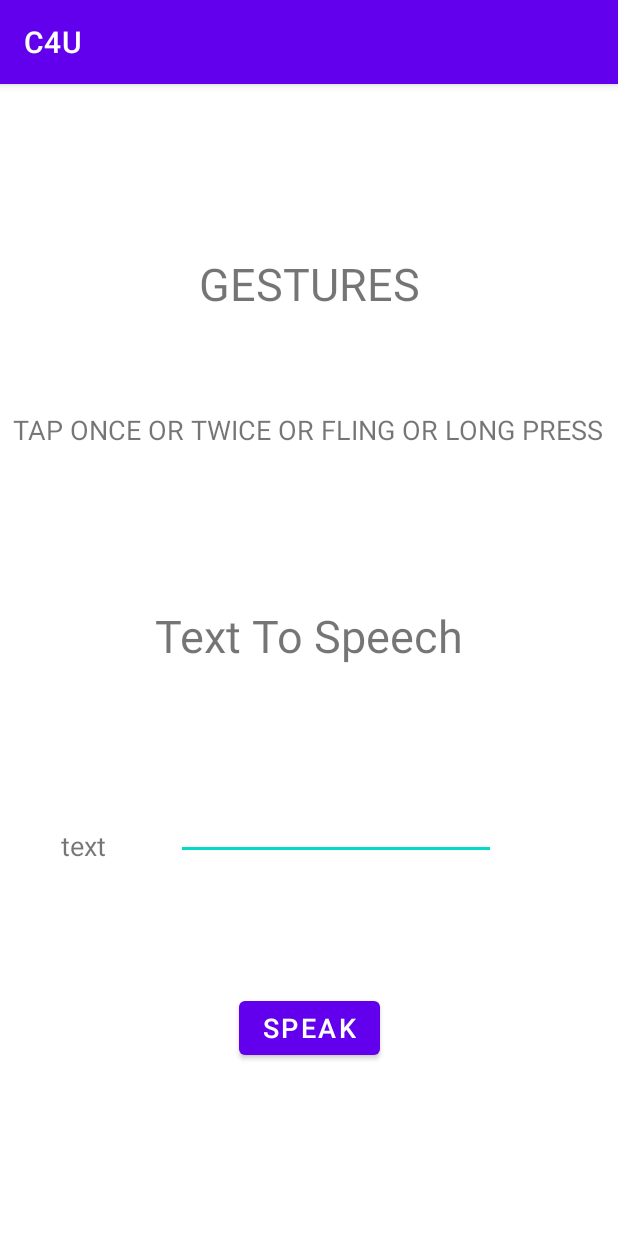
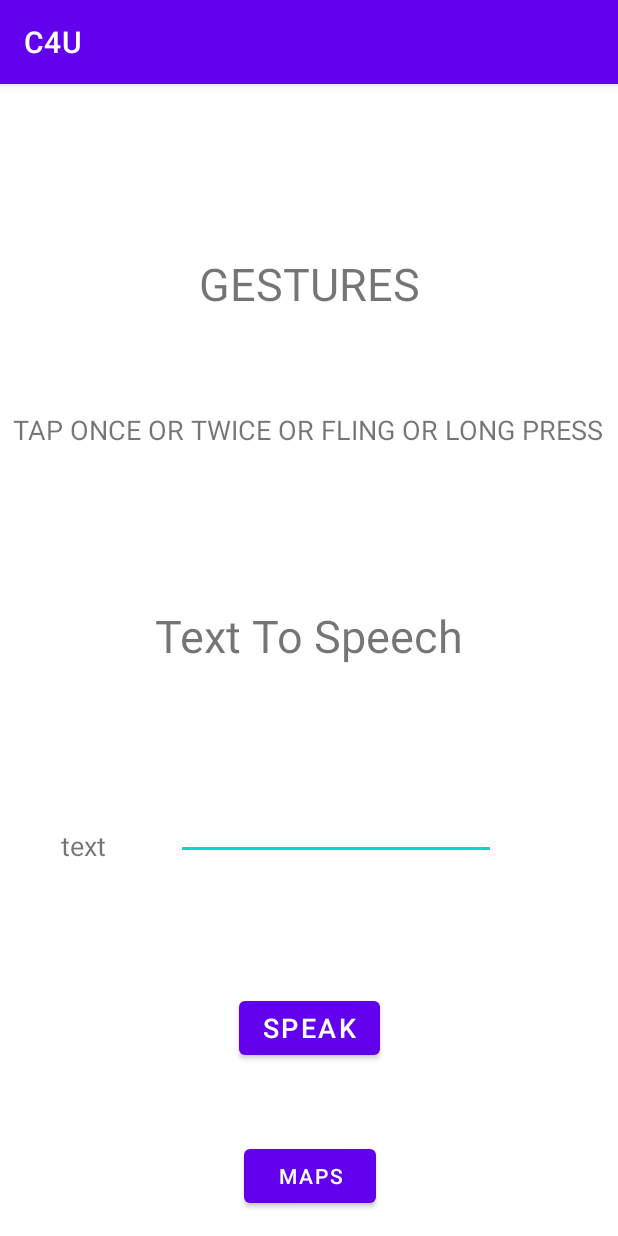
Before and after one commit to hamzatamry/C4U, an Android app: the screen it shows after launch (MainActivity), on a phone screen of 412 x 824 dp. Run offline under Robolectric (Android 15) with nearby library versions, the phone set to English and light mode, and no system bars.

Commit message:
google maps api added

```diff
--- a/app/build.gradle
+++ b/app/build.gradle
@@ -31,8 +31,10 @@ android {
 dependencies {
 
     implementation 'androidx.appcompat:appcompat:1.2.0'
+    implementation 'com.karumi:dexter:6.2.2'
     implementation 'com.google.android.material:material:1.3.0'
     implementation 'androidx.constraintlayout:constraintlayout:2.0.4'
+    implementation 'com.google.android.gms:play-services-maps:17.0.0'
     testImplementation 'junit:junit:4.+'
     androidTestImplementation 'androidx.test.ext:junit:1.1.2'
     androidTestImplementation 'androidx.test.espresso:espresso-core:3.3.0'
--- a/app/src/main/java/com/example/c4u/MainActivity.java
+++ b/app/src/main/java/com/example/c4u/MainActivity.java
@@ -3,6 +3,7 @@ package com.example.c4u;
 import androidx.appcompat.app.AppCompatActivity;
 import androidx.core.view.GestureDetectorCompat;
 
+import android.content.Intent;
 import android.media.midi.MidiDeviceService;
 import android.os.Bundle;
 import android.speech.tts.TextToSpeech;
@@ -20,7 +21,7 @@ public class MainActivity extends AppCompatActivity {
     GestureDetectorCompat gesturesDetector;
     TextToSpeech tts;
     EditText edit;
-    Button button;
+    Button button, mapsButton;
 
 
     @Override
@@ -30,6 +31,7 @@ public class MainActivity extends AppCompatActivity {
         gesturesDetector = new GestureDetectorCompat(this,new GestureListener());
         edit = (EditText)findViewById(R.id.input);
         button = (Button) findViewById(R.id.button);
+        mapsButton = (Button) findViewById(R.id.button2);
 
         tts = new TextToSpeech(getApplicationContext(), new TextToSpeech.OnInitListener() {
             @Override
@@ -46,6 +48,14 @@ public class MainActivity extends AppCompatActivity {
                 String toSpeak = edit.getText().toString();
                 Toast.makeText(getApplicationContext(), toSpeak,Toast.LENGTH_SHORT).show();
                 tts.speak(toSpeak, TextToSpeech.QUEUE_FLUSH, null);
+            }
+        });
+
+        mapsButton.setOnClickListener(new View.OnClickListener() {
+            @Override
+            public void onClick(View v) {
+                Intent intent = new Intent(getApplicationContext(), MapsActivity.class);
+                startActivity(intent);
             }
         });
     }
--- a/app/src/main/res/layout/activity_main.xml
+++ b/app/src/main/res/layout/activity_main.xml
@@ -79,4 +79,15 @@
         app:layout_constraintTop_toBottomOf="@+id/input"
         app:layout_constraintVertical_bias="0.435" />
 
+    <Button
+        android:id="@+id/button2"
+        android:layout_width="wrap_content"
+        android:layout_height="wrap_content"
+        android:layout_marginBottom="16dp"
+        android:text="Maps"
+        app:layout_constraintBottom_toBottomOf="parent"
+        app:layout_constraintEnd_toEndOf="parent"
+        app:layout_constraintHorizontal_bias="0.503"
+        app:layout_constraintStart_toStartOf="parent" />
+
 </androidx.constraintlayout.widget.ConstraintLayout>
--- a/app/src/main/res/values/strings.xml
+++ b/app/src/main/res/values/strings.xml
@@ -1,3 +1,4 @@
 <resources>
     <string name="app_name">C4U</string>
+    <string name="title_activity_maps">Map</string>
 </resources>
--- a/build.gradle
+++ b/build.gradle
@@ -6,6 +6,7 @@ buildscript {
     }
     dependencies {
         classpath "com.android.tools.build:gradle:4.1.2"
+
 
         // NOTE: Do not place your application dependencies here; they belong
         // in the individual module build.gradle files
```
Also changed, not shown: app/src/debug/res/values/google_maps_api.xml (added, +24 -0 lines), app/src/main/AndroidManifest.xml (+23 -0 lines), app/src/main/java/com/example/c4u/MapsActivity.java (added, +119 -0 lines), app/src/main/res/layout/activity_maps.xml (added, +9 -0 lines), 1 other file.
